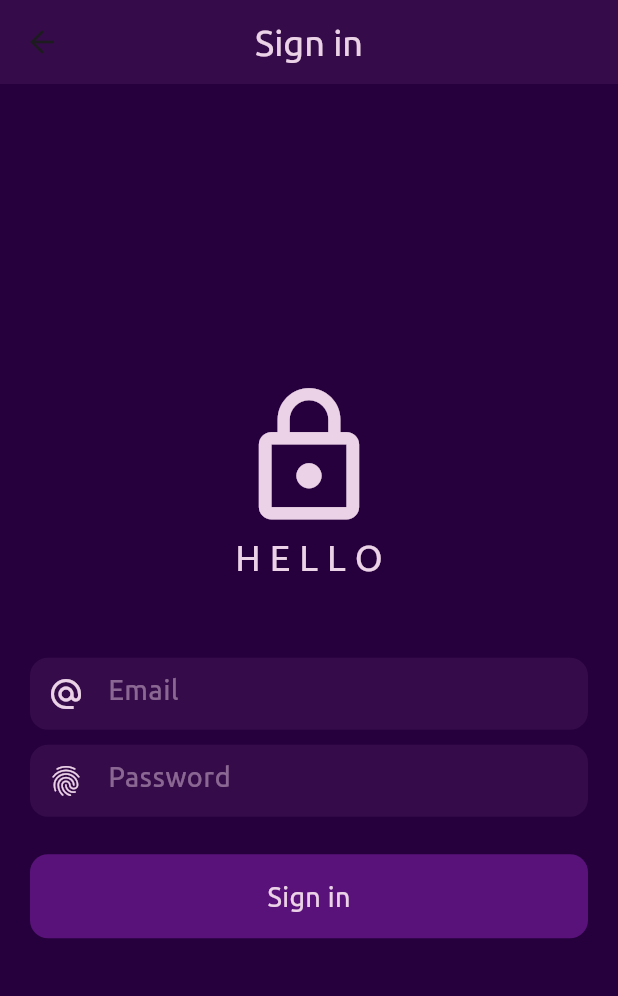
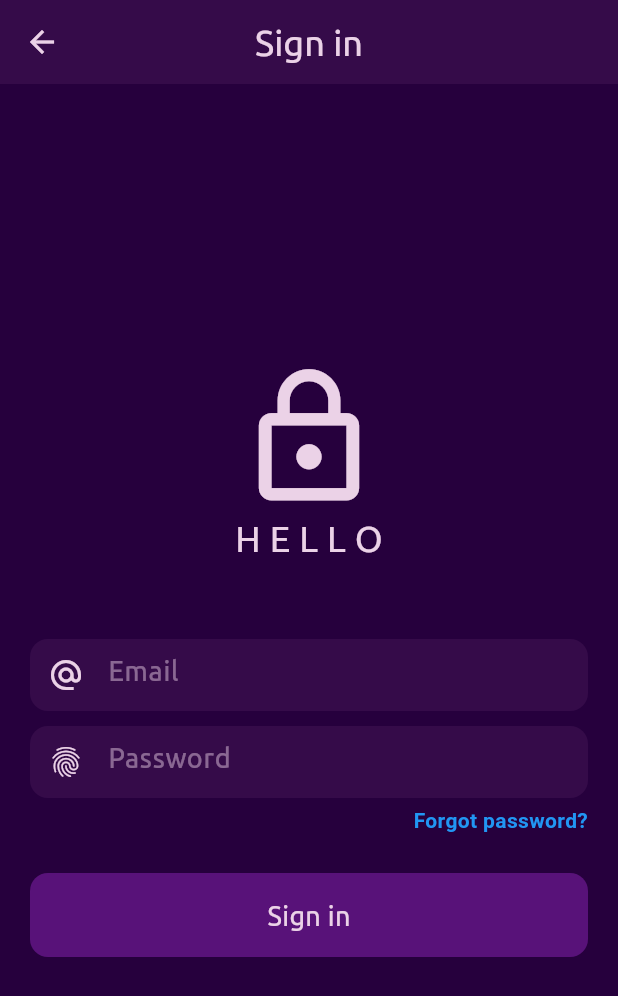
Before and after one commit to 1eG0ist/todo, a Flutter app: the SignIn screen opened directly, on a phone screen of 412 x 824 dp. Shown: the top 996 px of the screen. Run offline on Flutter 3.47's test engine with Material 3 defaults, Android fonts, the phone set to English and light mode, and no system bars; our stand-ins replace firebase_auth, firebase_core; accounts and stored records are empty; network calls fail.

Commit message:
create forgot password functionality

```diff
--- a/lib/pages/registration_area/sign_in.dart
+++ b/lib/pages/registration_area/sign_in.dart
@@ -9,6 +9,7 @@ import '../../theme/app_theme.dart';
 import '../../theme/text_fields/text_field_decorations/default_text_field_decoration.dart';
 import '../../theme/text_styles.dart';
 import '../home.dart';
+import 'forgot_pw_page.dart';
 
 
 class SignIn extends StatefulWidget {
@@ -55,6 +56,9 @@ class _SignInState extends State<SignIn> {
     return Scaffold(
       backgroundColor: AppTheme.colors.spacePurple,
       appBar: AppBar(
+        iconTheme: IconThemeData(
+          color: AppTheme.colors.pinkWhite,
+        ),
         title: Text("Sign in", style: bigTextStyle),
         centerTitle: true,
         backgroundColor: AppTheme.colors.darkPurple,
@@ -121,7 +125,31 @@ class _SignInState extends State<SignIn> {
                   ),
                 ),
 
+                const SizedBox(height: 5),
+
+                // Forgot password button
+                Padding(
+                  padding: const EdgeInsets.symmetric(horizontal: 20),
+                  child: Row(
+                    mainAxisAlignment: MainAxisAlignment.end,
+                    children: [
+                      GestureDetector(
+                        onTap: () {
+                          Navigator.push(context, MaterialPageRoute(builder: (context) {
+                            return ForgotPasswordPage();
+                          }));
+                        },
+                        child: const Text("Forgot password?", style: TextStyle(
+                            color: Colors.blue, fontWeight: FontWeight.bold
+                          )
+                        )
+                      )
+                    ],
+                  ),
+                ),
+
                 const SizedBox(height: 25),
+
                 // sign in button
                 Padding(
                   padding: const EdgeInsets.symmetric(horizontal: 20),
--- a/lib/pages/registration_area/sign_up.dart
+++ b/lib/pages/registration_area/sign_up.dart
@@ -64,6 +64,9 @@ class _SignUpState extends State<SignUp> {
     return Scaffold(
       backgroundColor: AppTheme.colors.spacePurple,
         appBar: AppBar(
+          iconTheme: IconThemeData(
+            color: AppTheme.colors.pinkWhite,
+          ),
           title: Text("Sign up", style: bigTextStyle),
           centerTitle: true,
           backgroundColor: AppTheme.colors.darkPurple,
```
Also changed, not shown: lib/pages/registration_area/forgot_pw_page.dart (added, +112 -0 lines).
